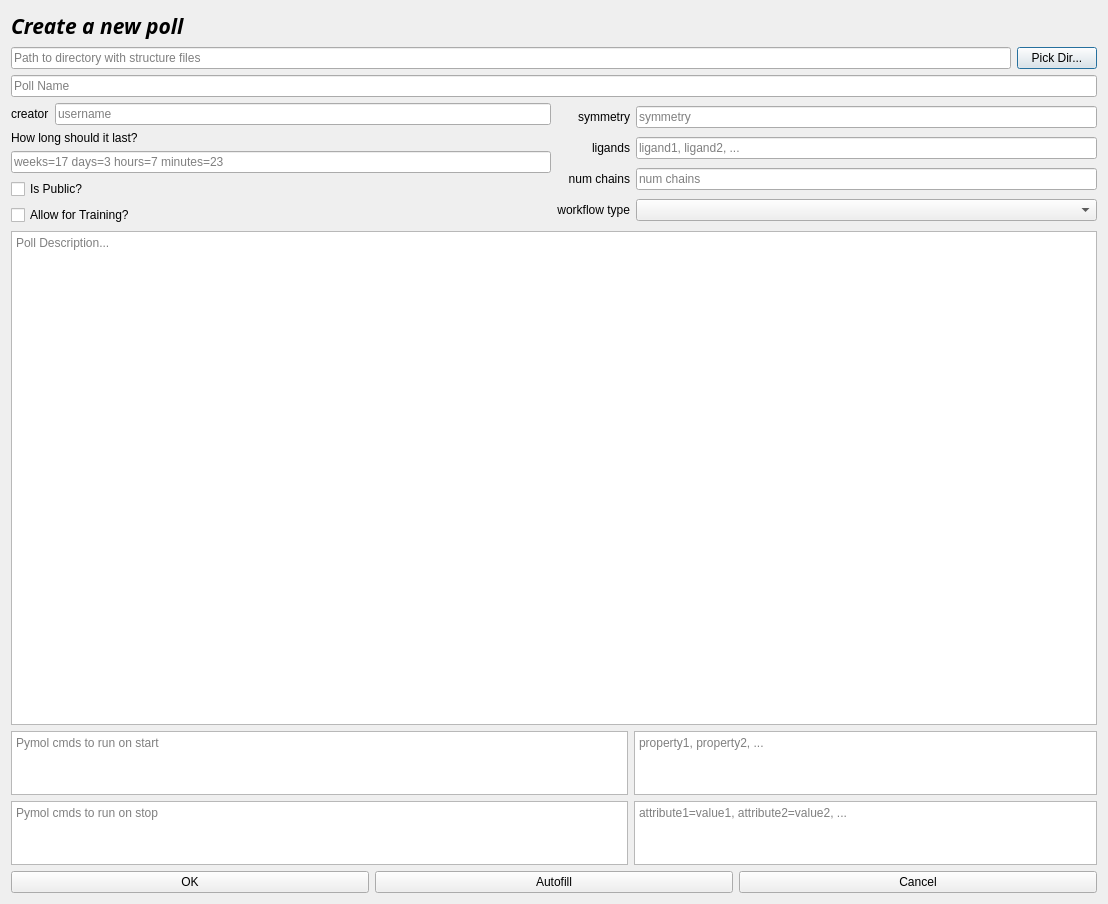
First picture: the form in ipd/ppp/plugin/ppppp/gui_new_poll.ui, repository baker-laboratory/ipd, before the edit.
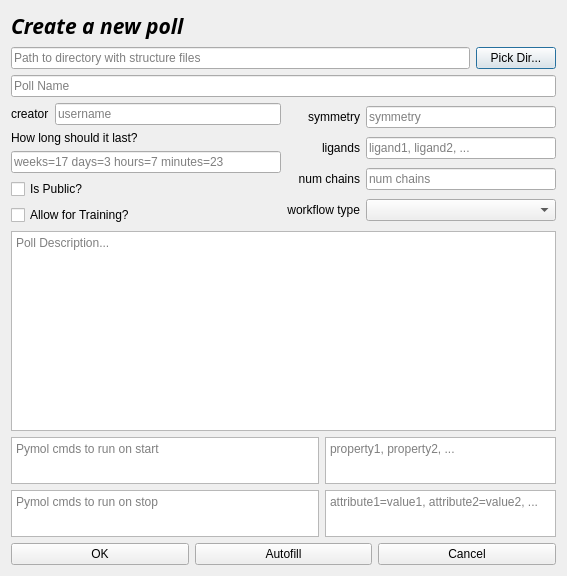
Second picture: the form after the edit.

```diff
--- a/ipd/ppp/plugin/ppppp/gui_new_poll.ui
+++ b/ipd/ppp/plugin/ppppp/gui_new_poll.ui
@@ -6,8 +6,8 @@
    <rect>
     <x>0</x>
     <y>0</y>
-    <width>1108</width>
-    <height>904</height>
+    <width>567</width>
+    <height>576</height>
    </rect>
   </property>
   <property name="windowTitle">
@@ -15,7 +15,7 @@
   </property>
   <layout class="QGridLayout" name="gridLayout_3">
    <item row="0" column="0">
-    <layout class="QVBoxLayout" name="verticalLayout" stretch="0,0,0,0,10,0,0">
+    <layout class="QVBoxLayout" name="verticalLayout" stretch="0,0,0,0,8,4,0">
      <item>
       <widget class="QLabel" name="label_2">
        <property name="font">
@@ -235,7 +235,7 @@
          <property name="minimumSize">
           <size>
            <width>0</width>
-           <height>32</height>
+           <height>20</height>
           </size>
          </property>
          <property name="maximumSize">
@@ -260,7 +260,7 @@
          <property name="minimumSize">
           <size>
            <width>0</width>
-           <height>32</height>
+           <height>20</height>
           </size>
          </property>
          <property name="maximumSize">
@@ -285,7 +285,7 @@
          <property name="minimumSize">
           <size>
            <width>0</width>
-           <height>32</height>
+           <height>20</height>
           </size>
          </property>
          <property name="maximumSize">
@@ -310,7 +310,7 @@
          <property name="minimumSize">
           <size>
            <width>0</width>
-           <height>32</height>
+           <height>20</height>
           </size>
          </property>
          <property name="maximumSize">
```
Left out of the diff: 2 changed lines with no effect on the pictures.
